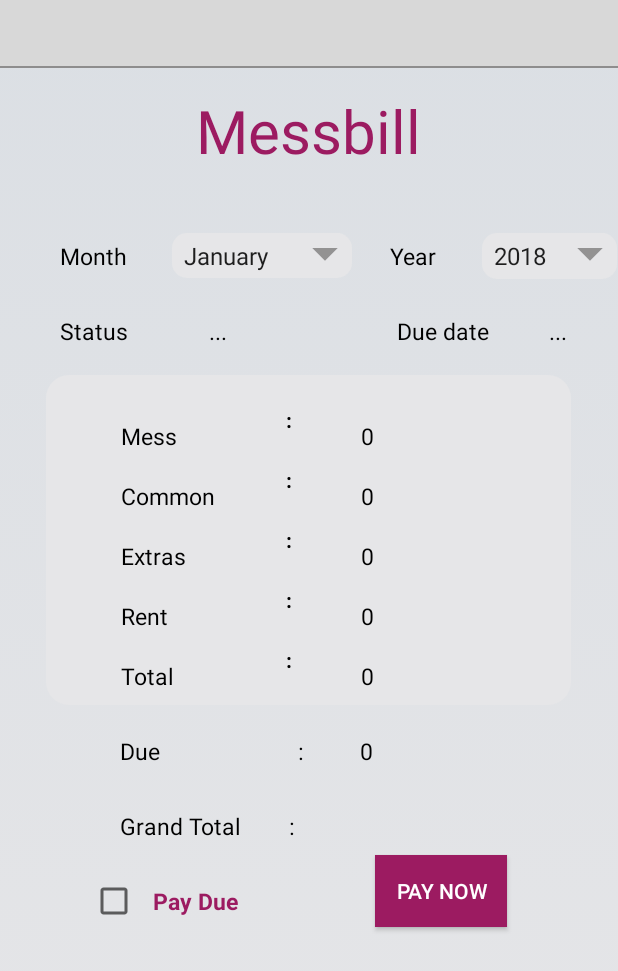
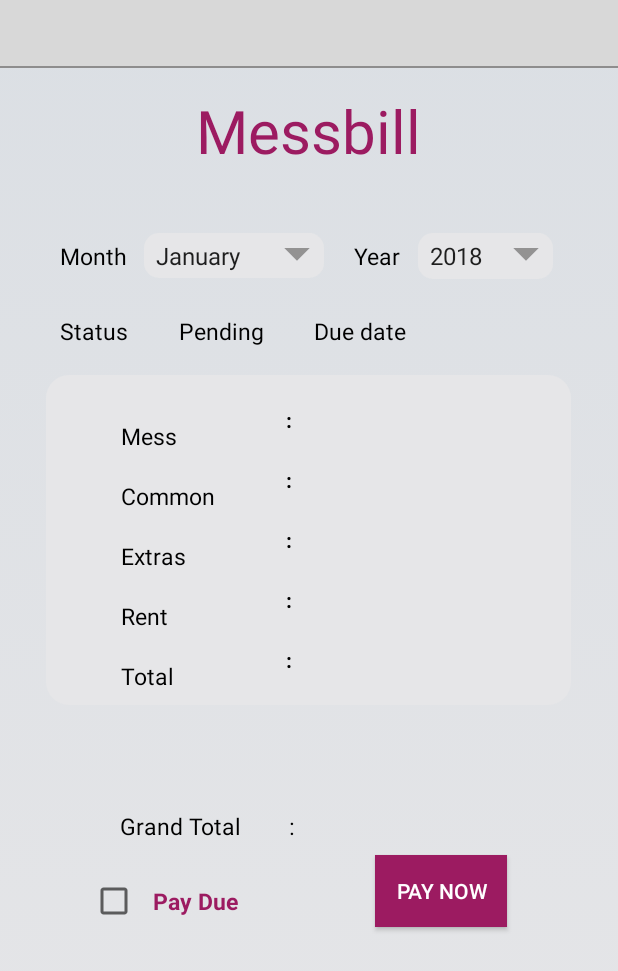
Before and after one commit to noorulahsanpp/Hostel_Management-Android, an Android app: the screen it shows after launch once a user with an empty profile is signed in (Fees), after a tap on "Fees", on a phone screen of 412 x 824 dp. Shown: the top 971 px of the screen. Run offline under Robolectric (Android 15) with nearby library versions, the phone set to English and light mode, and no system bars; our stand-ins replace Firebase (no records; nobody signed in at launch, a user with empty details on screens opened directly), Picasso; libraries missing offline, so code that uses them is left out: com.razorpay; pictures from the network do not load; Roboto replaces fonts that are not available here; 2 statements that could not run were skipped.

Commit message:
fees modified

```diff
--- a/app/src/main/java/com/example/hostelapp/Fees.java
+++ b/app/src/main/java/com/example/hostelapp/Fees.java
@@ -32,8 +32,11 @@ import org.json.JSONObject;
 
 import java.lang.reflect.Field;
 import java.text.DateFormatSymbols;
+import java.text.ParseException;
+import java.text.SimpleDateFormat;
 import java.util.ArrayList;
 import java.util.Calendar;
+import java.util.Date;
 import java.util.List;
 import Utils.FirebaseMethods;
 
@@ -42,9 +45,10 @@ public class Fees extends AppCompatActivity implements  AdapterView.OnItemSelect
     public static final String MyPREFERENCES = "MyPrefs" ;
     private static final String TAG = "";
     Spinner month, year;
-    TextView mess, rent, extras, common, due, total, gtotal;
+    TextView mess, rent, extras, common, due, total, gtotal,duedate,status;
     Button payBtn;
     String monthIndex,selectedYear;
+    String messfee ,absent="0";
     String phoneNumber;
     private Context mContext;
     private FirebaseAuth mAuth;
@@ -52,7 +56,9 @@ public class Fees extends AppCompatActivity implements  AdapterView.OnItemSelect
     private FirebaseMethods firebaseMethods;
     SharedPreferences sharedPreferences;
     private String hostel, admissionNumber, email;
-    int totalFee = 2500;
+    int totalFee = 2500,presentdays;
+    public static String date;
+    int kk = 0;
 
     @Override
     protected void onCreate(Bundle savedInstanceState) {
@@ -72,8 +78,22 @@ public class Fees extends AppCompatActivity implements  AdapterView.OnItemSelect
         payBtn.setOnClickListener(new View.OnClickListener() {
             @Override
             public void onClick(View v) {
-//                payWithStripe();
-                startPayment();
+
+                DocumentReference documentReference = firebaseFirestore.collection("inmates").document(hostel).collection("users").document(admissionNumber).collection("fees").document(date);
+                documentReference.get().addOnCompleteListener(new OnCompleteListener<DocumentSnapshot>() {
+                    @Override
+                    public void onComplete(@NonNull Task<DocumentSnapshot> task) {
+                        DocumentSnapshot documentSnapshot = task.getResult();
+                        if(documentSnapshot.exists()) {
+                        Toast.makeText(getApplicationContext(),"Already Paid For this", Toast.LENGTH_LONG).show();
+                        }
+                        else {
+                            //                payWithStripe();
+                            startPayment();
+                        }
+                    }
+                });
+
             }
         });
 
@@ -139,10 +159,12 @@ public class Fees extends AppCompatActivity implements  AdapterView.OnItemSelect
             // silently fail...
         }
         year = (Spinner) findViewById(R.id.spinneryear);
+        status = (TextView) findViewById(R.id.txtstatus);
         rent = (TextView) findViewById(R.id.rent);
         extras = (TextView) findViewById(R.id.extras);
         common = (TextView) findViewById(R.id.common);
-        due = (TextView) findViewById(R.id.txtdue);
+    //    due = (TextView) findViewById(R.id.txtdue);
+        duedate = (TextView) findViewById(R.id.txtduedate);
         total = (TextView) findViewById(R.id.txttotal);
         gtotal = (TextView) findViewById(R.id.txtgrand);
         mess = (TextView) findViewById(R.id.mess);
@@ -152,14 +174,13 @@ public class Fees extends AppCompatActivity implements  AdapterView.OnItemSelect
     {
         ArrayList<String> years = new ArrayList<String>();
         int thisYear = Calendar.getInstance().get(Calendar.YEAR);
-        for (int j = 2018; j <= thisYear; j++) {
+        for (int j = 2018; j <= 2025; j++) {
             years.add(Integer.toString(j));
         }
 
 
         ArrayAdapter<String> yearadapter = new ArrayAdapter<String>(this, android.R.layout.simple_spinner_item, years);
         year.setAdapter(yearadapter);
-
         List<String> monthsList = new ArrayList<String>();
         String[] months = new DateFormatSymbols().getMonths();
         for (int i = 0; i < months.length; i++) {
@@ -181,30 +202,73 @@ public class Fees extends AppCompatActivity implements  AdapterView.OnItemSelect
                 break;
             }}
 
-        String date = selectedYear + "-0" + monthIndex;
+        date = selectedYear + "-0" + monthIndex;
         System.out.println(date);
+
+
+
+        Calendar cal = Calendar.getInstance();
+        int days = cal.getActualMaximum(Calendar.DAY_OF_MONTH);
+        getabs();
        // DocumentReference documentReference= firebaseFirestore.collection("inmates").document("LH").collection("fee").document(date);
-        DocumentReference documentReference= firebaseFirestore.collection("inmates").document(hostel).collection("fee").document(date);
+        DocumentReference documentReference= firebaseFirestore.collection("inmates").document(hostel+"").collection("fee").document(date+"");
         documentReference.get().addOnCompleteListener(new OnCompleteListener<DocumentSnapshot>() {
             @Override
             public void onComplete(@NonNull Task<DocumentSnapshot> task) {
                 DocumentSnapshot document = task.getResult();
                 if (document.exists()) {
-                    String grandtotal = document.get("veg").toString();
-                    gtotal.setText(grandtotal);
+                    messfee = document.get("veg").toString();
+                    String Common = document.get("common").toString();
+                    String  Rent = document.get("rent").toString();
+                  String Duedate = document.get("duedate").toString();
+                    common.setText(Common+"");
+                    rent.setText(Rent+"");
+                    extras.setText("75");
+               //     due.setText(duedate);
+                    int ttotal = (presentdays*Integer.parseInt(messfee))+Integer.parseInt(Common)+Integer.parseInt(Rent)+75;
+                    total.setText(ttotal+"");
+                    duedate.setText(Duedate+"");
+                    presentdays = days - Integer.parseInt(absent);
+                    kk = presentdays * Integer.parseInt(messfee);
+                    mess.setText(kk+"");
+
                 }
                 else
                 {
                     Toast.makeText(getApplicationContext(), "Doesn't Exist", Toast.LENGTH_LONG).show();
                     gtotal.setText("");
+                    common.setText("");
+                    rent.setText("");
+                    mess.setText("");
+                    extras.setText("");
+                    total.setText("");
+                    gtotal.setText("");
+                    duedate.setText("");
+                    status.setText("");
+                    duedate.setText("");
                 }
             }
         });
+        DocumentReference documentReference1 = firebaseFirestore.collection("inmates").document(hostel+"").collection("users").document(admissionNumber+"").collection("fees").document(date+"");
+        documentReference1.get().addOnCompleteListener(new OnCompleteListener<DocumentSnapshot>() {
+            @Override
+            public void onComplete(@NonNull Task<DocumentSnapshot> task) {
+                DocumentSnapshot documentSnapshot = task.getResult();
+                if (documentSnapshot.exists()) {
+                    status.setText("Paid");
+                }
+            else{
+                status.setText("Pending");
+            }
+            }
+            });
+
     }
     @Override
     public void onNothingSelected(AdapterView<?> parent) {
 
     }
+
 
     public void getSharedPreference(){
         sharedPreferences = getSharedPreferences(MyPREFERENCES, MODE_PRIVATE);
@@ -223,4 +287,18 @@ public class Fees extends AppCompatActivity implements  AdapterView.OnItemSelect
     public void onPaymentError(int i, String s) {
         Toast.makeText(this, "Payment Failed", Toast.LENGTH_LONG).show();
     }
+
+    public void getabs(){
+        DocumentReference documentReference2 = firebaseFirestore.collection("inmates").document(hostel+"").collection("users").document(admissionNumber+"").collection("attendance").document(date+"");
+        documentReference2.get().addOnCompleteListener(new OnCompleteListener<DocumentSnapshot>() {
+            @Override
+            public void onComplete(@NonNull Task<DocumentSnapshot> task) {
+                DocumentSnapshot documentSnapshot = task.getResult();
+                if (documentSnapshot.exists()){
+                    absent = documentSnapshot.get("daysabsent").toString();
+                }
+
+            }
+        });
+    }
 }
--- a/app/src/main/java/com/example/hostelapp/Home.java
+++ b/app/src/main/java/com/example/hostelapp/Home.java
@@ -1,5 +1,7 @@
 package com.example.hostelapp;
 
+import androidx.annotation.NonNull;
+import androidx.annotation.Nullable;
 import androidx.appcompat.app.AppCompatActivity;
 import androidx.cardview.widget.CardView;
 
@@ -9,6 +11,7 @@ import android.net.Uri;
 import android.os.Bundle;
 import android.os.Handler;
 import android.util.Log;
+import android.view.MenuItem;
 import android.view.View;
 import android.view.Window;
 import android.view.animation.Animation;
@@ -19,6 +22,7 @@ import android.widget.TextView;
 import android.widget.Toast;
 import android.widget.ViewFlipper;
 
+import com.google.android.gms.tasks.OnCompleteListener;
 import com.google.android.gms.tasks.OnSuccessListener;
 import com.google.android.gms.tasks.Task;
 import com.google.firebase.auth.FirebaseAuth;
@@ -28,8 +32,12 @@ import com.google.firebase.database.DatabaseReference;
 import com.google.firebase.database.FirebaseDatabase;
 import com.google.firebase.database.ValueEventListener;
 import com.google.firebase.firestore.CollectionReference;
+import com.google.firebase.firestore.DocumentReference;
 import com.google.firebase.firestore.DocumentSnapshot;
+import com.google.firebase.firestore.EventListener;
 import com.google.firebase.firestore.FirebaseFirestore;
+import com.google.firebase.firestore.FirebaseFirestoreException;
+import com.google.firebase.firestore.QuerySnapshot;
 import com.google.firebase.iid.FirebaseInstanceId;
 import com.google.firebase.storage.FirebaseStorage;
 import com.google.firebase.storage.StorageReference;
@@ -45,12 +53,14 @@ public class Home extends AppCompatActivity {
     private static final String KEY_USERID = "user_dd";
     private static final int ACTIVITY_NUM = 0;
     public static final String MyPREFERENCES = "MyPrefs";
+    private static CollectionReference collectionReference;
 
     private FirebaseAuth mAuth;
     private Button notification;
-    private FirebaseFirestore firebaseFirestore;
+
+    private static FirebaseFirestore firebaseFirestore;
     private String userID;
-    private String userName, hostel, admissionNumber, name;
+    private static String userName, hostel, admissionNumber, name;
     private TextView userNameView;
     private ImageView profilePicture;
     private Task<DocumentSnapshot> documentReference;
@@ -61,12 +71,13 @@ public class Home extends AppCompatActivity {
     private DatabaseReference mDatabaseRef;
     private List<Upload> mUploads;
     private ViewFlipper viewFlipper;
-
+    static  TextView TVnotificationBadge;
+    static int newnotification , count = 0;
     @Override
     protected void onCreate(Bundle savedInstanceState) {
         super.onCreate(savedInstanceState);
         requestWindowFeature(Window.FEATURE_NO_TITLE); //will hide the title
-        getSupportActionBar().hide();
+      getSupportActionBar().hide();
         setContentView(R.layout.activity_home);
         Log.d(TAG, "onCreate: starting");
 
@@ -91,6 +102,67 @@ public class Home extends AppCompatActivity {
         getSharedPreference();
 
     }
+//    @Override
+//    public boolean onCreateOptionsMenu(android.view.Menu menu) {
+//
+//        getMenuInflater().inflate(R.menu.main, menu);
+//        final MenuItem menuItem = menu.findItem(R.id.ic_action_notification);
+//        View actionView = menuItem.getActionView();
+//        TVnotificationBadge =actionView.findViewById(R.id.cart_badge);
+//        TVnotificationBadge.setVisibility(View.INVISIBLE);
+//        getquantity();
+//        actionView.setOnClickListener(new View.OnClickListener() {
+//            @Override
+//            public void onClick(View v) {
+//                onOptionsItemSelected(menuItem);
+//            }
+//        });
+//               return true;
+//
+//    }
+//
+//    @Override
+//    public boolean onOptionsItemSelected(MenuItem item) {
+//
+//        if (item.getItemId() == R.id.ic_action_notification) {
+//            TVnotificationBadge.setVisibility(View.INVISIBLE);
+//            updateProducts();
+//            startActivity(new Intent(this,Notification.class));
+//            return true;
+//        }
+//        return super.onOptionsItemSelected(item);
+//    }
+    public static void updateProducts(){
+        firebaseFirestore.collection("inmates").document(hostel).collection("notification").document().update(
+                "status","viewed");
+    }
+
+    public static void getquantity() {
+
+        collectionReference = firebaseFirestore.collection("inmates").document(hostel).collection("notification");
+        collectionReference.whereEqualTo("status","notviewed").addSnapshotListener(new EventListener<QuerySnapshot>() {
+            @Override
+            public void onEvent(@Nullable QuerySnapshot queryDocumentSnapshots, @Nullable FirebaseFirestoreException e) {
+                count = count+1;
+                newnotification = count;
+            }
+        });
+        setupBadge();
+    }
+    public static void setupBadge() {
+
+        if (TVnotificationBadge != null) {
+            if (newnotification == 0) {
+                TVnotificationBadge.setVisibility(View.INVISIBLE);
+            } else {
+                TVnotificationBadge.setVisibility(View.VISIBLE);
+                TVnotificationBadge.setText(String.valueOf(newnotification));
+
+            }
+        }
+    }
+
+
 
     private void init() {
         StorageReference profileRef = storageReference.child("users/" + mAuth.getCurrentUser().getUid() + "/profile_picture/profile.jpg");
@@ -142,12 +214,12 @@ public class Home extends AppCompatActivity {
                 startActivity(new Intent(Home.this, Messout.class));
             }
         });
-        notification.setOnClickListener(new View.OnClickListener() {
-            @Override
-            public void onClick(View v) {
-                startActivity(new Intent(Home.this, Notification.class));
-            }
-        });
+//        notification.setOnClickListener(new View.OnClickListener() {
+//            @Override
+//            public void onClick(View v) {
+//                startActivity(new Intent(Home.this, Notification.class));
+//            }
+//        });
     }
 
     @Override
@@ -200,7 +272,7 @@ public class Home extends AppCompatActivity {
         viewFlipper = findViewById(R.id.viewflipper);
         profilePicture = findViewById(R.id.imageView);
         userNameView = findViewById(R.id.textView5);
-        notification = (Button) findViewById(R.id.notification);
+
         attendance = (CardView) findViewById(R.id.attendance);
         fees = (CardView) findViewById(R.id.fees);
         sick = (CardView) findViewById(R.id.sick);
--- a/app/src/main/res/layout/activity_fees.xml
+++ b/app/src/main/res/layout/activity_fees.xml
@@ -53,7 +53,7 @@
             android:layout_height="30dp"
             android:layout_toRightOf="@+id/txtmonth"
             android:layout_marginTop="155dp"
-            android:layout_marginLeft="20dp"
+            android:layout_marginLeft="1dp"
             android:spinnerMode="dropdown"
             android:background="@drawable/spinner_style"
             />
@@ -64,7 +64,7 @@
             android:background="@drawable/spinner_style"
             android:layout_width="90dp"
             android:layout_height="wrap_content"
-            android:layout_marginLeft="20dp"
+            android:layout_marginLeft="1dp"
             android:layout_toRightOf="@id/year"
             android:layout_marginTop="155dp"
 
@@ -80,9 +80,9 @@
             android:textSize="15sp" />
         <TextView
             android:id="@+id/txtstatus"
-            android:layout_width="100dp"
+            android:layout_width="80dp"
             android:layout_height="wrap_content"
-            android:layout_marginLeft="30dp"
+            android:layout_marginLeft="10dp"
             android:layout_toRightOf="@id/status"
             android:layout_marginTop="200dp"
             android:text="..."
@@ -93,7 +93,7 @@
             android:id="@+id/duedate"
             android:layout_width="wrap_content"
             android:layout_height="wrap_content"
-            android:layout_marginLeft="25dp"
+            android:layout_marginLeft="10dp"
             android:layout_marginTop="200dp"
             android:layout_toRightOf="@+id/txtstatus"
             android:text="Due date"
@@ -103,7 +103,7 @@
             android:id="@+id/txtduedate"
             android:layout_width="wrap_content"
             android:layout_height="wrap_content"
-            android:layout_marginLeft="20dp"
+            android:layout_marginLeft="1dp"
             android:layout_toRightOf="@id/duedate"
             android:layout_marginTop="200dp"
             android:text="..."
@@ -276,7 +276,7 @@
             android:id="@+id/year"
             android:layout_width="wrap_content"
             android:layout_height="wrap_content"
-            android:layout_marginLeft="15dp"
+            android:layout_marginLeft="10dp"
             android:layout_toRightOf="@id/month"
             android:layout_marginTop="150dp"
             android:text="Year"
@@ -284,15 +284,15 @@
             android:textSize="15sp" />
 
 
-        <TextView
-            android:id="@+id/txtdue"
-            android:layout_width="wrap_content"
-            android:layout_height="wrap_content"
-            android:layout_marginLeft="230dp"
-            android:layout_marginTop="480dp"
-            android:text="0"
-            android:textSize="15sp"
-            android:theme="@style/TextView" />
+<!--        <TextView-->
+<!--            android:id="@+id/txtdue"-->
+<!--            android:layout_width="wrap_content"-->
+<!--            android:layout_height="wrap_content"-->
+<!--            android:layout_marginLeft="230dp"-->
+<!--            android:layout_marginTop="480dp"-->
+<!--            android:text="0"-->
+<!--            android:textSize="15sp"-->
+<!--            android:theme="@style/TextView" />-->
 
 
         <CheckBox
@@ -306,15 +306,15 @@
             android:text="Pay Due"
             android:textStyle="bold"
             android:textColor="@color/maroon" />
-        <TextView
-            android:id="@+id/textView24"
-            android:layout_width="wrap_content"
-            android:layout_height="wrap_content"
-            android:layout_marginLeft="70dp"
-            android:layout_marginTop="480dp"
-            android:text="Due                       :"
-            android:theme="@style/TextView"
-            android:textSize="15sp"/>
+<!--        <TextView-->
+<!--            android:id="@+id/textView24"-->
+<!--            android:layout_width="wrap_content"-->
+<!--            android:layout_height="wrap_content"-->
+<!--            android:layout_marginLeft="70dp"-->
+<!--            android:layout_marginTop="480dp"-->
+<!--            android:text="Due                       :"-->
+<!--            android:theme="@style/TextView"-->
+<!--            android:textSize="15sp"/>-->
 
         <TextView
             android:id="@+id/grand"
--- /dev/null
+++ b/app/src/main/res/menu/main.xml
@@ -0,0 +1,11 @@
+<?xml version="1.0" encoding="utf-8"?>
+<menu xmlns:android="http://schemas.android.com/apk/res/android"
+    xmlns:app="http://schemas.android.com/apk/res-auto">
+    <item
+        android:id="@+id/location"
+        android:icon="@drawable/ic_action_notification"
+        android:orderInCategory="100"
+        app:showAsAction="always"
+        android:title="location" />
+
+</menu>
```
Also changed, not shown: app/src/main/res/drawable/badge_background.xml (added, +7 -0 lines), app/src/main/res/layout-v21/activity_home.xml (+30 -33 lines).
